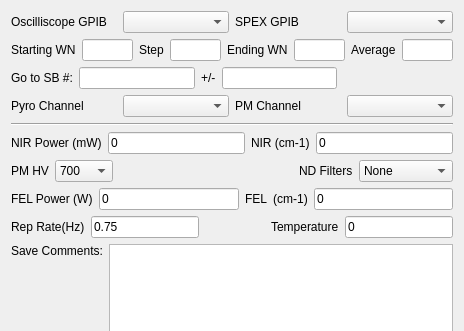
The window that Settings.ui (SherwinGroup/SPEXSidebands-fuzzy) describes before a commit, drawn with Qt 5; both pictures show x 0 to 464 and y 0 to 331 of the 464 by 510 pixel window.
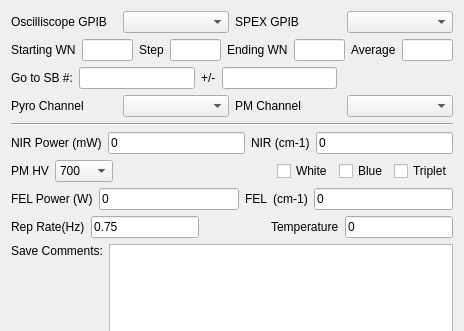
The same window after the commit. Custom widgets are drawn as their Qt base class.

Commit message: Loose filter ui update for debugging

```diff
--- a/Settings.ui
+++ b/Settings.ui
@@ -235,34 +235,24 @@
       </spacer>
      </item>
      <item>
-      <widget class="QLabel" name="label_17">
+      <widget class="QCheckBox" name="cbFilterWhite">
        <property name="text">
-        <string>ND Filters</string>
+        <string>White</string>
        </property>
       </widget>
      </item>
      <item>
-      <widget class="QComboBox" name="cbNDFilters">
-       <item>
+      <widget class="QCheckBox" name="cbFilterBlue">
         <property name="text">
-         <string>None</string>
-        </property>
+        <string>Blue</string>
+       </property>
+      </widget>
        </item>
        <item>
+      <widget class="QCheckBox" name="cbFilterTriplet">
         <property name="text">
-         <string>White Label</string>
-        </property>
-       </item>
-       <item>
-        <property name="text">
-         <string>Blue Label</string>
-        </property>
-       </item>
-       <item>
-        <property name="text">
-         <string>Both</string>
-        </property>
-       </item>
+        <string>Triplet</string>
+       </property>
       </widget>
      </item>
     </layout>
```
Lines whose indentation alone changed are shown as unchanged. The commit also changes 4 other files.
